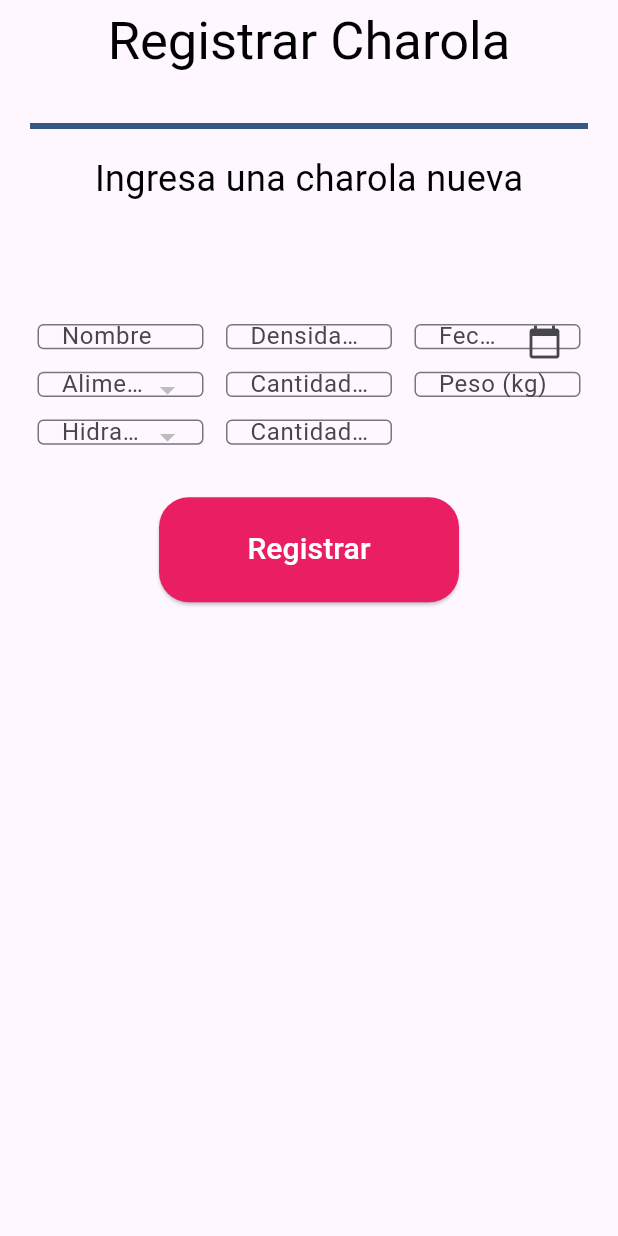
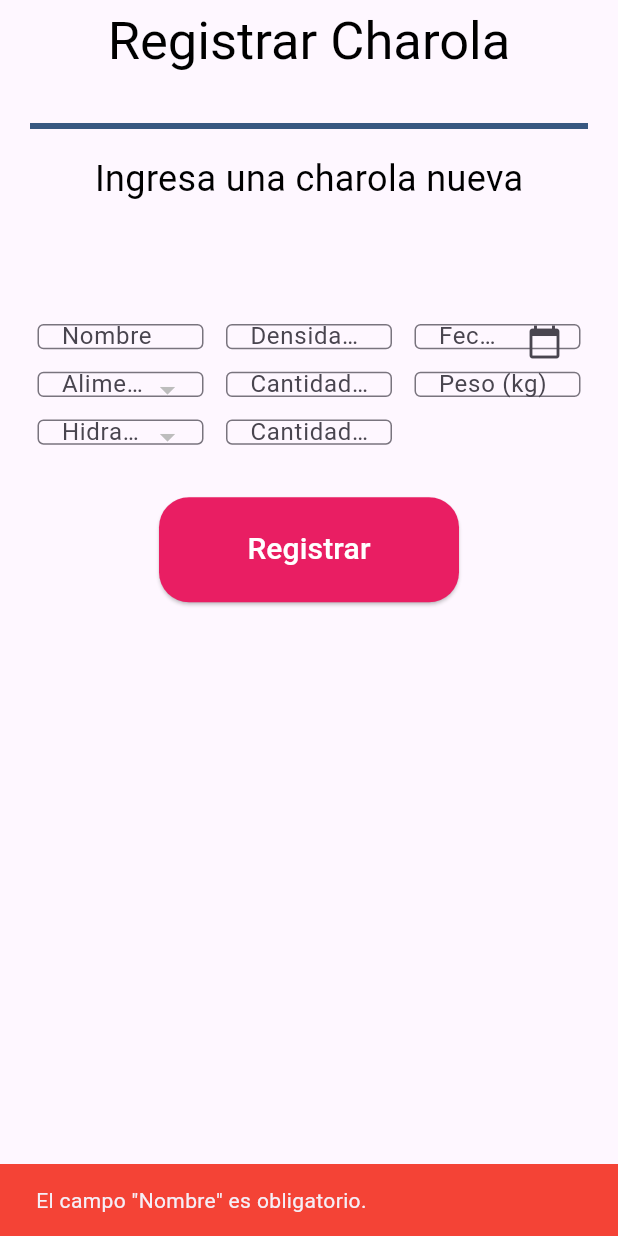
Before and after one commit to CodeAnd-Co/TECH-NEBRIOS-FLUTTER, a Flutter app: the screen it shows after launch, after a tap on "Registrar", on a phone screen of 412 x 824 dp. Run offline on Flutter 3.47's test engine with Material 3 defaults, Android fonts, the phone set to English and light mode, and no system bars; network calls fail.

Commit message:
Agrega mensajes  de retroalimentacion para el usuario

```diff
--- a/tech_nebrios_tracker/lib/framework/viewmodels/registrar_charola_viewmodel.dart
+++ b/tech_nebrios_tracker/lib/framework/viewmodels/registrar_charola_viewmodel.dart
@@ -50,6 +50,56 @@ class RegistrarCharolaViewModel extends ChangeNotifier {
 
   Future<void> registrarCharola() async {
     try {
+      // Validar campos obligatorios
+      if (nombreController.text.isEmpty) {
+        throw FormatException('El campo "Nombre" es obligatorio.');
+      }
+      if (densidadLarvaController.text.isEmpty) {
+        throw FormatException('El campo "Densidad de Larva" es obligatorio.');
+      }
+      if (fechaController.text.isEmpty) {
+        throw FormatException('El campo "Fecha" es obligatorio.');
+      }
+      if (selectedAlimentacion == null || selectedAlimentacion!.isEmpty) {
+        throw FormatException('El campo "Alimentación" es obligatorio.');
+      }
+      if (comidaCicloController.text.isEmpty) {
+        throw FormatException(
+          'El campo "Cantidad de alimento" es obligatorio.',
+        );
+      }
+      if (pesoController.text.isEmpty) {
+        throw FormatException('El campo "Peso" es obligatorio.');
+      }
+      if (selectedHidratacion == null || selectedHidratacion!.isEmpty) {
+        throw FormatException('El campo "Hidratación" es obligatorio.');
+      }
+      if (hidratacionCicloController.text.isEmpty) {
+        throw FormatException(
+          'El campo "Cantidad de hidratación" es obligatorio.',
+        );
+      }
+
+      // Validar campos numéricos
+      if (double.tryParse(densidadLarvaController.text) == null) {
+        throw FormatException(
+          'La densidad de larva debe ser un número válido.',
+        );
+      }
+      if (double.tryParse(comidaCicloController.text) == null) {
+        throw FormatException(
+          'La cantidad de alimento debe ser un número válido.',
+        );
+      }
+      if (double.tryParse(pesoController.text) == null) {
+        throw FormatException('El peso debe ser un número válido.');
+      }
+      if (double.tryParse(hidratacionCicloController.text) == null) {
+        throw FormatException(
+          'La cantidad de hidratación debe ser un número válido.',
+        );
+      }
+
       final fechaFormateada = DateFormat(
         'yyyy-MM-dd',
       ).format(DateFormat('dd/MM/yyyy').parse(fechaController.text));
@@ -83,6 +133,7 @@ class RegistrarCharolaViewModel extends ChangeNotifier {
       notifyListeners();
     } catch (e) {
       print('Error al registrar la charola: $e');
+      rethrow;
     }
   }
 
--- a/tech_nebrios_tracker/lib/framework/views/registrar_charola_view.dart
+++ b/tech_nebrios_tracker/lib/framework/views/registrar_charola_view.dart
@@ -93,7 +93,7 @@ class RegistrarCharolaView extends StatelessWidget {
                     },
                   ),
                   _buildTextFieldContainer(
-                    'Cantidad de hidratación (litros)',
+                    'Cantidad de hidratación (Kg)',
                     viewModel.hidratacionCicloController,
                   ),
                 ],
@@ -101,7 +101,24 @@ class RegistrarCharolaView extends StatelessWidget {
               const SizedBox(height: 30),
               ElevatedButton(
                 onPressed: () async {
-                  await viewModel.registrarCharola();
+                  try {
+                    await viewModel.registrarCharola();
+                    ScaffoldMessenger.of(context).showSnackBar(
+                      const SnackBar(
+                        content: Text('Charola registrada exitosamente'),
+                        backgroundColor: Colors.green,
+                      ),
+                    );
+                  } catch (e) {
+                    ScaffoldMessenger.of(context).showSnackBar(
+                      SnackBar(
+                        content: Text(
+                          e.toString().replaceAll('FormatException: ', ''),
+                        ),
+                        backgroundColor: Colors.red,
+                      ),
+                    );
+                  }
                 },
                 style: ElevatedButton.styleFrom(
                   backgroundColor: Colors.pink,
--- a/tech_nebrios_tracker/lib/main.dart
+++ b/tech_nebrios_tracker/lib/main.dart
@@ -1,4 +1,5 @@
 import 'package:flutter/material.dart';
+import 'package:flutter_localizations/flutter_localizations.dart';
 import 'package:provider/provider.dart';
 import 'package:tech_nebrios_tracker/data/repositories/charola_repository.dart';
 import 'package:tech_nebrios_tracker/domain/registrar_charola.dart';
@@ -27,6 +28,16 @@ class ZustentoApp extends StatelessWidget {
         title: 'Zustento App',
         theme: ThemeData(primarySwatch: Colors.pink),
         home: const RegistrarCharolaView(),
+        localizationsDelegates: const [
+          GlobalMaterialLocalizations.delegate,
+          GlobalWidgetsLocalizations.delegate,
+          GlobalCupertinoLocalizations.delegate,
+        ],
+        supportedLocales: const [
+          Locale('es', 'ES'), // Español
+          Locale('en', 'US'), // Inglés (opcional)
+        ],
+        locale: const Locale('es', 'ES'),
       ),
     );
   }
--- a/tech_nebrios_tracker/pubspec.yaml
+++ b/tech_nebrios_tracker/pubspec.yaml
@@ -16,6 +16,8 @@ dependencies:
   cached_network_image: ^3.2.3 # Cargar imágenes
   provider: ^6.0.5
   intl: ^0.19.0
+  flutter_localizations:
+    sdk: flutter
 
 dev_dependencies:
   flutter_test:
```
